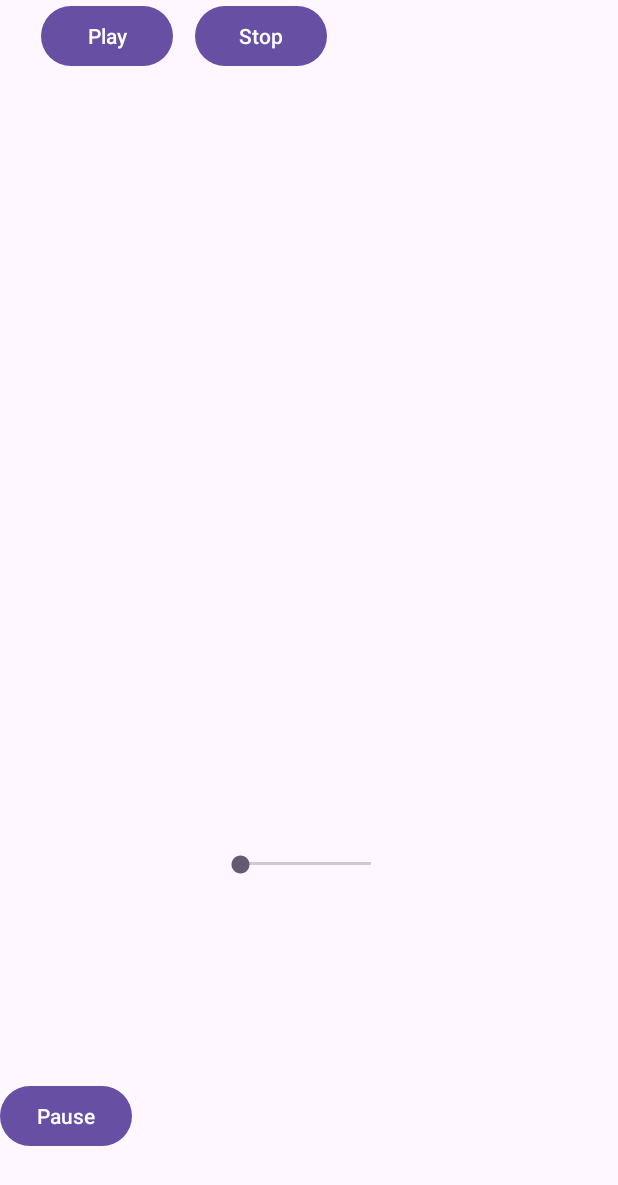
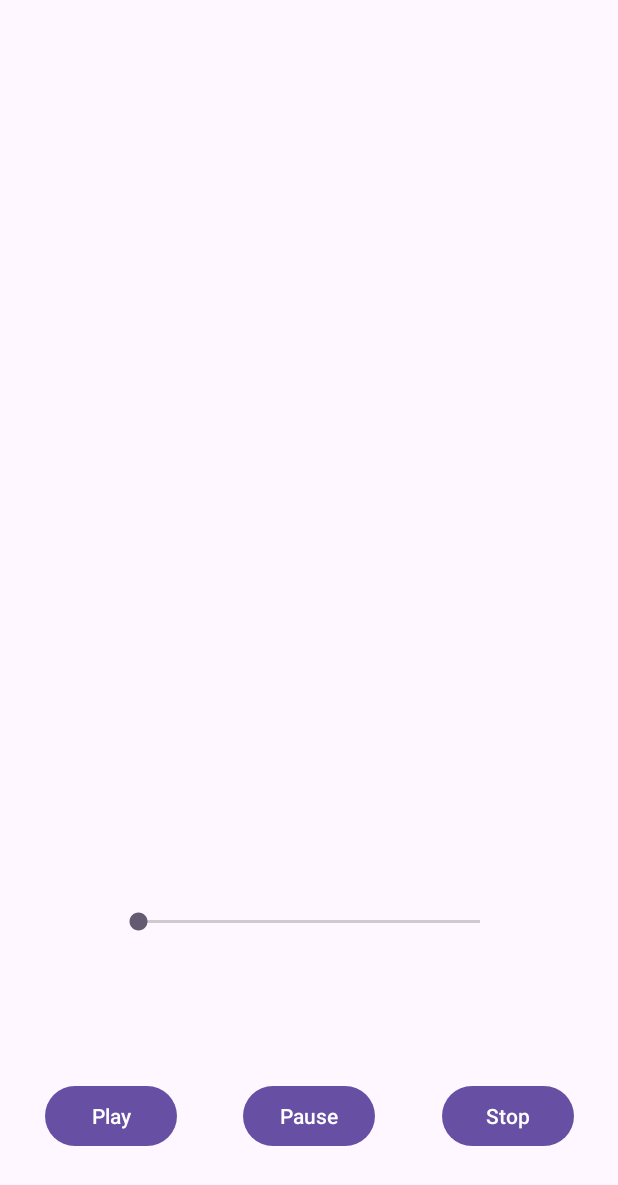
Before and after one commit to antoniomalheirs/Media_Player_App, an Android app: the screen it shows after launch (MainActivity), on a phone screen of 412 x 824 dp. Shown: the top 1185 px of the screen. Run offline under Robolectric (Android 15) with nearby library versions, the phone set to English and light mode, and no system bars.

Commit message:
Funcionalidades implementadas

```diff
--- a/app/src/main/java/com/example/midia_control/MainActivity.java
+++ b/app/src/main/java/com/example/midia_control/MainActivity.java
@@ -2,6 +2,7 @@ package com.example.midia_control;
 
 import androidx.appcompat.app.AppCompatActivity;
 
+import android.content.Context;
 import android.media.AudioManager;
 import android.media.MediaPlayer;
 import android.os.Bundle;
@@ -26,7 +27,27 @@ public class MainActivity extends AppCompatActivity
         pause = findViewById(R.id.pause);
         stop = findViewById(R.id.stop);
         prog = findViewById(R.id.seekBar);
+
+        manager = (AudioManager) getSystemService(Context.AUDIO_SERVICE);
+        Barravolume();
     }
+
+    MediaPlayer.OnCompletionListener onCompletionListener = new MediaPlayer.OnCompletionListener()
+    {
+        @Override
+        public void onCompletion(MediaPlayer player)
+        {
+            Liberarec();
+        }
+    };
+
+    @Override
+    protected void onStop()
+    {
+        Liberarec();
+        super.onStop();
+    }
+
     public void onClick(View v)
     {
         if (v.getId() == R.id.play)
@@ -55,4 +76,54 @@ public class MainActivity extends AppCompatActivity
             player = MediaPlayer.create(getApplicationContext(),R.raw.american);
         }
     }
+
+    private void Liberarec()
+    {
+        if (player != null)
+        {
+            player.stop();
+            player.release();
+        }
+    }
+
+    protected void onDestroy()
+    {
+        super.onDestroy();
+
+        if (player != null && player.isPlaying())
+        {
+            player.stop();
+            player.release();
+        }
+    }
+
+    protected void Barravolume()
+    {
+        int volumeMax = manager.getStreamMaxVolume(AudioManager.STREAM_MUSIC);
+
+        int volumeAt = manager.getStreamVolume(AudioManager.STREAM_MUSIC);
+
+        manager = (AudioManager) getSystemService(Context.AUDIO_SERVICE);
+        prog.setMax(volumeMax);
+        prog.setProgress(volumeAt);
+
+        prog.setOnSeekBarChangeListener(new SeekBar.OnSeekBarChangeListener()
+        {
+            @Override
+            public void onProgressChanged(SeekBar seekBar, int progress, boolean fromUser)
+            {
+                manager.setStreamVolume(AudioManager.STREAM_MUSIC, progress, 0);
+            }
+
+            @Override
+            public void onStartTrackingTouch(SeekBar seekBar)
+            {
+            }
+
+            @Override
+            public void onStopTrackingTouch(SeekBar seekBar)
+            {
+            }
+        });
+    }
 }
--- a/app/src/main/res/layout/activity_main.xml
+++ b/app/src/main/res/layout/activity_main.xml
@@ -12,12 +12,13 @@
         android:layout_height="wrap_content"
         android:layout_marginStart="27dp"
         android:layout_marginEnd="42dp"
+        android:layout_marginBottom="56dp"
         android:onClick="onClick"
         android:text="Play"
+        app:layout_constraintBottom_toBottomOf="parent"
         app:layout_constraintEnd_toStartOf="@+id/pause"
         app:layout_constraintHorizontal_bias="0.0"
-        app:layout_constraintStart_toStartOf="parent"
-        tools:layout_editor_absoluteY="627dp" />
+        app:layout_constraintStart_toStartOf="parent" />
 
     <Button
         android:id="@+id/pause"
@@ -27,7 +28,8 @@
         android:onClick="onClick"
         android:text="Pause"
         app:layout_constraintBottom_toBottomOf="parent"
-        tools:layout_editor_absoluteX="161dp" />
+        app:layout_constraintEnd_toStartOf="@+id/stop"
+        app:layout_constraintStart_toEndOf="@+id/play" />
 
     <Button
         android:id="@+id/stop"
@@ -35,24 +37,24 @@
         android:layout_height="wrap_content"
         android:layout_marginStart="42dp"
         android:layout_marginEnd="27dp"
+        android:layout_marginBottom="56dp"
         android:onClick="onClick"
         android:text="Stop"
+        app:layout_constraintBottom_toBottomOf="parent"
         app:layout_constraintEnd_toEndOf="parent"
         app:layout_constraintHorizontal_bias="0.0"
-        app:layout_constraintStart_toEndOf="@+id/pause"
-        tools:layout_editor_absoluteY="627dp" />
+        app:layout_constraintStart_toEndOf="@+id/pause" />
 
     <SeekBar
         android:id="@+id/seekBar"
-        android:layout_width="119dp"
-        android:layout_height="16dp"
-        android:layout_marginStart="144dp"
-        android:layout_marginTop="568dp"
-        android:layout_marginEnd="144dp"
+        android:layout_width="260dp"
+        android:layout_height="37dp"
+        android:layout_marginStart="77dp"
+        android:layout_marginTop="596dp"
+        android:layout_marginEnd="77dp"
         android:max="10"
         android:progress="0"
         app:layout_constraintEnd_toEndOf="parent"
-        app:layout_constraintHorizontal_bias="0.0"
         app:layout_constraintStart_toStartOf="parent"
         app:layout_constraintTop_toTopOf="parent" />
 
```
